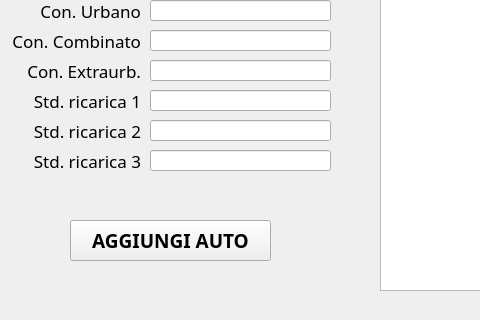
Qt form QT/Info3_progettoCPP/carfleetmanager.ui (lucaghislo/1052975_progetti_modulo_programmazione) before a commit; both pictures show x 0 to 480 and y 280 to 600 of the 800 by 600 pixel window.
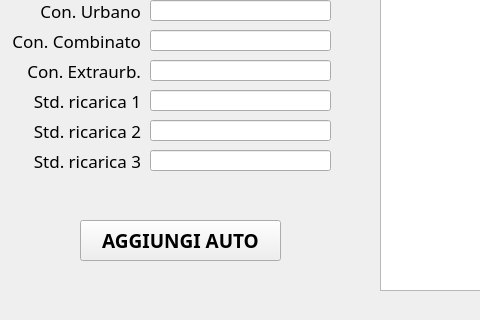
The same form after that commit.

The edit to the form file:
```diff
--- a/QT/Info3_progettoCPP/carfleetmanager.ui
+++ b/QT/Info3_progettoCPP/carfleetmanager.ui
@@ -319,7 +319,7 @@
   <widget class="QPushButton" name="pulsanteSubmit">
    <property name="geometry">
     <rect>
-     <x>70</x>
+     <x>80</x>
      <y>500</y>
      <width>201</width>
      <height>41</height>
```
